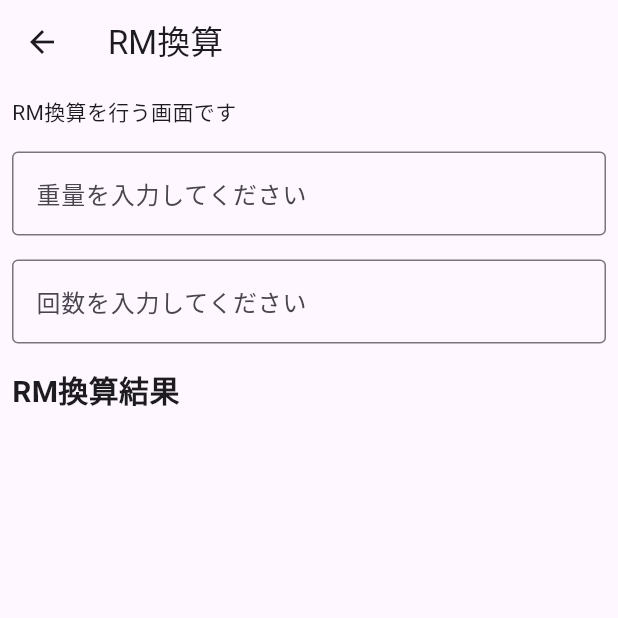
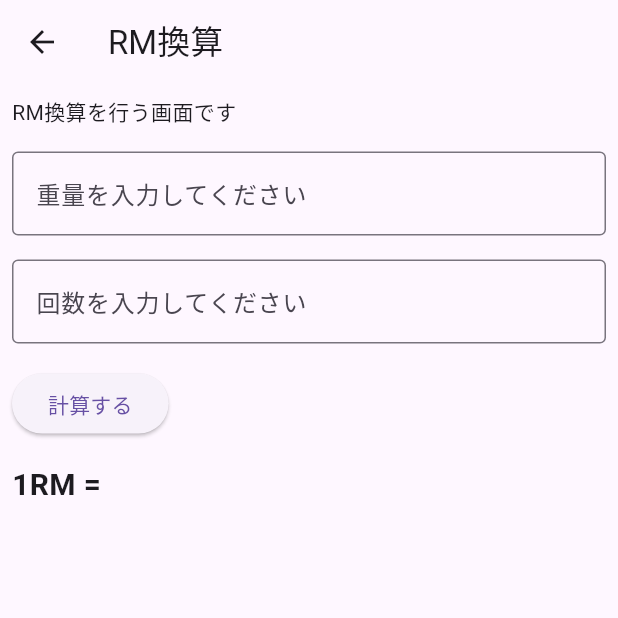
Before and after one commit to yudaitakeda/per, a Flutter app: the Rmstate screen opened directly, on a phone screen of 412 x 824 dp, the top half of it. Run offline on Flutter 3.47's test engine with Material 3 defaults, Android fonts, the light colour scheme and no system bars; our stand-ins replace table_calendar.

Commit message:
feat:入力されたtextから1RMの値を表示する機能

```diff
--- a/lib/rm.dart
+++ b/lib/rm.dart
@@ -11,48 +11,82 @@ class Rmstate extends StatefulWidget {
 
 // Stateクラスを定義
 class _RmState extends State<Rmstate> {
+  // TextEditingControllerを定義（重量入力用）
+  final TextEditingController _weightController = TextEditingController();
+  // TextEditingControllerを定義（回数入力用）
+  final TextEditingController _repsController = TextEditingController();
+
+  // 計算結果を保持する変数
+  double? _result;
+
+  // ボタンが押されたときの処理
+  void _calculate() {
+    // 重量の入力を取得し、数値に変換。無効な場合は0を使用
+    final double weight = double.tryParse(_weightController.text) ?? 0;
+    // 回数の入力を取得し、数値に変換。無効な場合は0を使用
+    final int reps = int.tryParse(_repsController.text) ?? 0;
+    // 計算結果をセット
+    setState(() {
+      _result = weight * reps / 40 + weight;
+    });
+  }
+
   @override
   Widget build(BuildContext context) {
     return Scaffold(
+      // AppBarを定義し、タイトルを設定
       appBar: AppBar(
-        title: const Text('RM換算'), //
+        title: const Text('RM換算'),
       ),
+      // BodyにColumnを使用してウィジェットを縦に並べる
       body: Column(
-        //縦に並べる
-        crossAxisAlignment: CrossAxisAlignment.start, //左寄せ
-        children: const [
-          //定数
-          Padding(
-            padding: EdgeInsets.all(8.0), //余白
+        crossAxisAlignment: CrossAxisAlignment.start,
+        children: [
+          // 説明テキスト
+          const Padding(
+            padding: EdgeInsets.all(8.0),
             child: Text('RM換算を行う画面です'),
           ),
+          // 重量入力フィールド
           Padding(
-            padding: EdgeInsets.all(8.0), //余白
+            padding: const EdgeInsets.all(8.0),
             child: TextField(
-              decoration: InputDecoration(
-                //入力フォームの装飾
-                border: OutlineInputBorder(), // 枠線をつける
+              controller: _weightController,
+              decoration: const InputDecoration(
+                border: OutlineInputBorder(),
                 labelText: '重量を入力してください',
               ),
+              keyboardType: TextInputType.number,
             ),
           ),
+          // 回数入力フィールド
           Padding(
-            padding: EdgeInsets.all(8.0), //余白
+            padding: const EdgeInsets.all(8.0),
             child: TextField(
-              decoration: InputDecoration(
-                //入力フォームの装飾
-                border: OutlineInputBorder(), // 枠線をつける
+              controller: _repsController,
+              decoration: const InputDecoration(
+                border: OutlineInputBorder(),
                 labelText: '回数を入力してください',
               ),
+              keyboardType: TextInputType.number,
             ),
           ),
+          // 計算ボタン
           Padding(
-            padding: EdgeInsets.all(8.0), //余白
+            padding: const EdgeInsets.all(8.0),
+            child: ElevatedButton(
+              onPressed: _calculate,
+              child: const Text('計算する'),
+            ),
+          ),
+          // 計算結果の表示
+          Padding(
+            padding: const EdgeInsets.all(8.0),
             child: Text(
-              'RM換算結果',
-              style: TextStyle(
-                fontSize: 20.0, //フォントサイズ
-                fontWeight: FontWeight.bold, //太字
+              '1RM = ${_result != null ? _result.toString() : ''}',
+              style: const TextStyle(
+                fontSize: 20.0,
+                fontWeight: FontWeight.bold,
               ),
             ),
           ),
```
